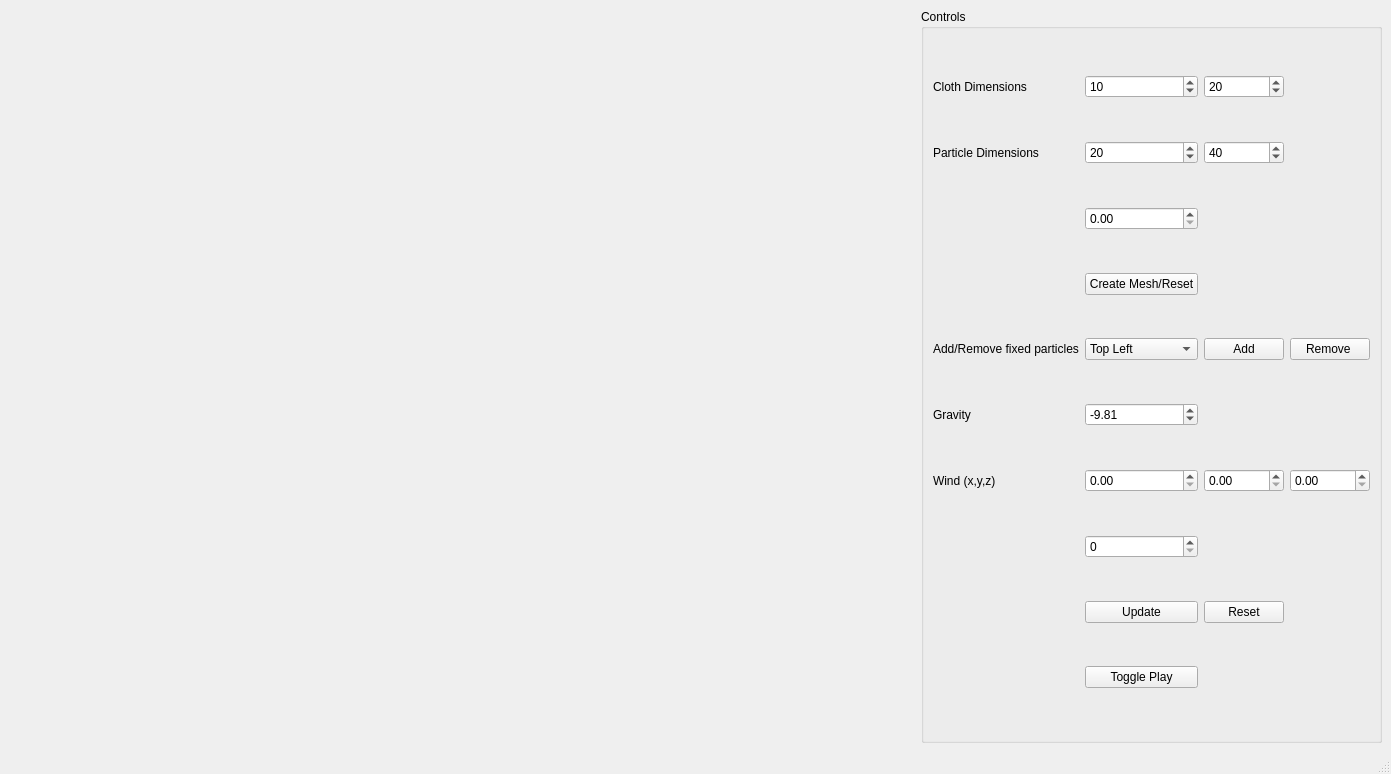
Qt form ui/MainWindow.ui (NCCA/ase-assignment-jack3761) before a commit.
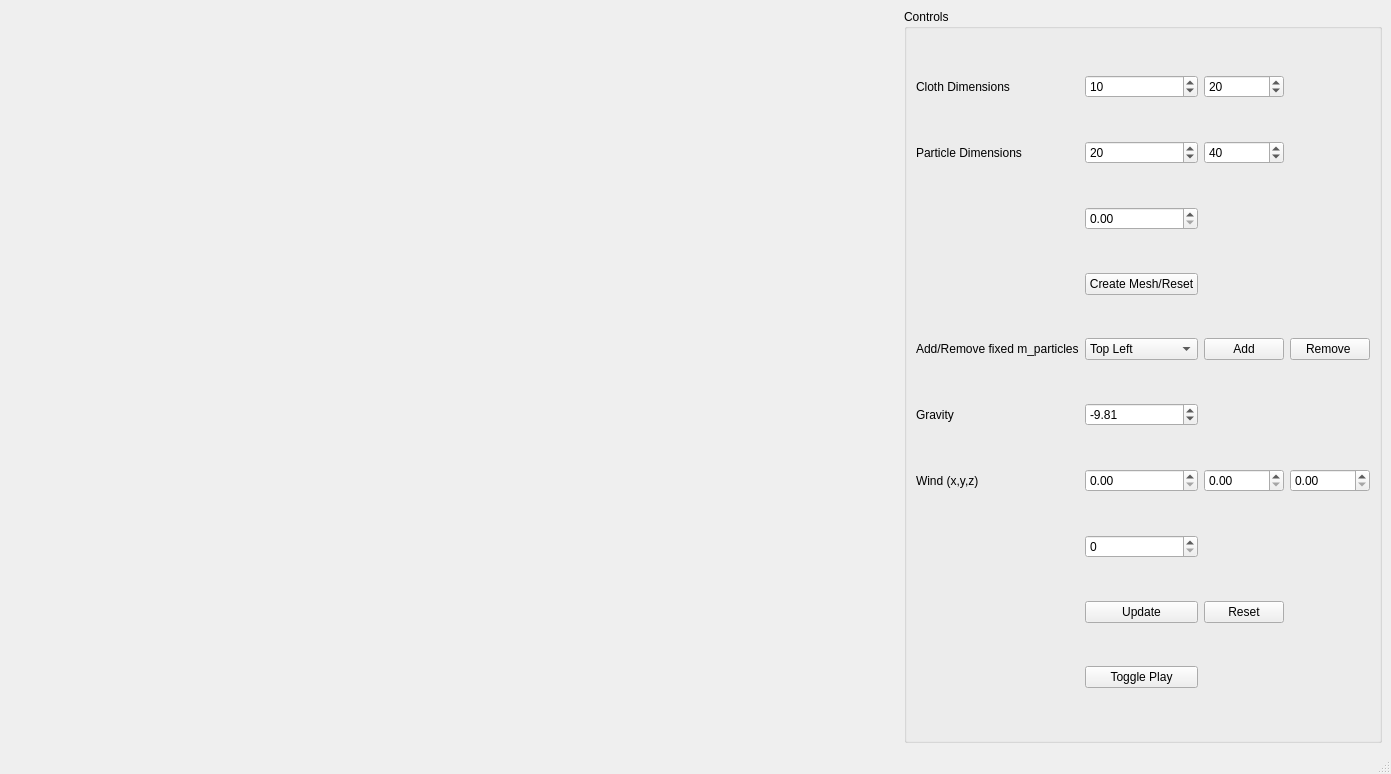
The same form after that commit.

Commit message: refactored and fixed particle colour changing

Diff of the .ui file:
```diff
--- a/ui/MainWindow.ui
+++ b/ui/MainWindow.ui
@@ -118,7 +118,7 @@
        <item row="4" column="0">
         <widget class="QLabel" name="label">
          <property name="text">
-          <string>Add/Remove fixed particles</string>
+          <string>Add/Remove fixed m_particles</string>
          </property>
         </widget>
        </item>
```
The commit also changes 13 other files.
